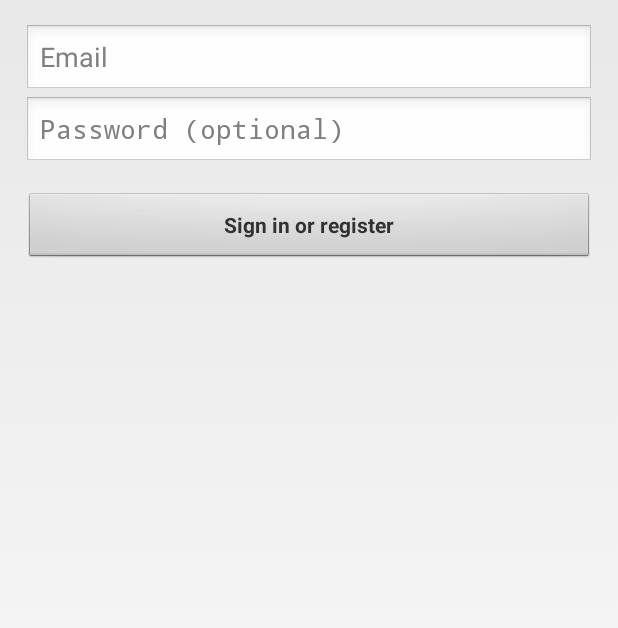
After one commit to newpasung/androidcourse, an Android app: the layout activity_login.xml on its own in the app's theme, with its tools: preview values and no code run, on a phone screen of 412 x 824 dp. The commit adds this screen. Shown: the top 628 px of the screen. Run offline under Robolectric (Android 15) with nearby library versions, the phone set to English and light mode, and no system bars.

Commit message:
add something

```diff
--- a/app/build.gradle
+++ b/app/build.gradle
@@ -27,8 +27,6 @@ dependencies {
     compile 'com.getbase:floatingactionbutton:1.10.1'
     compile 'com.android.support:recyclerview-v7:23.1.0'
     compile 'com.android.support:cardview-v7:23.1.0'
-    compile files('libs/android-async-http-1.4.9.jar')
-    compile files('libs/qiniu-android-sdk-7.0.7.2.jar')
-    compile files('libs/universal-image-loader-1.9.4.jar')
-    compile files('libs/httpclient-4.4.1.1.jar')
+    compile 'com.loopj.android:android-async-http:1.4.9'
+    compile 'com.android.support:design:23.1.0'
 }
--- a/app/src/main/java/com/gof/scut/androidcourse/MainActivity.java
+++ b/app/src/main/java/com/gof/scut/androidcourse/MainActivity.java
@@ -150,8 +150,8 @@ public class MainActivity extends Activity {
 		if(keyCode==KeyEvent.KEYCODE_BACK){
 			if (floatingMenu.isExpanded()){
 				floatingMenu.collapse();
-				return true;
 			}
+			return true;
 		}
 		return false;
 	}
--- /dev/null
+++ b/app/src/main/res/layout/activity_login.xml
@@ -0,0 +1,40 @@
+<LinearLayout xmlns:android="http://schemas.android.com/apk/res/android"
+    xmlns:tools="http://schemas.android.com/tools" android:layout_width="match_parent"
+    android:layout_height="match_parent" android:gravity="center_horizontal"
+    android:orientation="vertical" android:paddingBottom="@dimen/activity_vertical_margin"
+    android:paddingLeft="@dimen/activity_horizontal_margin"
+    android:paddingRight="@dimen/activity_horizontal_margin"
+    android:paddingTop="@dimen/activity_vertical_margin"
+    tools:context="com.gof.scut.androidcourse.activity.LoginActivity">
+
+    <!-- Login progress -->
+    <ProgressBar android:id="@+id/login_progress" style="?android:attr/progressBarStyleLarge"
+        android:layout_width="wrap_content" android:layout_height="wrap_content"
+        android:layout_marginBottom="8dp" android:visibility="gone" />
+
+    <ScrollView android:id="@+id/login_form" android:layout_width="match_parent"
+        android:layout_height="match_parent">
+
+        <LinearLayout android:id="@+id/email_login_form" android:layout_width="match_parent"
+            android:layout_height="wrap_content" android:orientation="vertical">
+
+            <AutoCompleteTextView android:id="@+id/email" android:layout_width="match_parent"
+                android:layout_height="wrap_content" android:hint="@string/prompt_email"
+                android:inputType="textEmailAddress" android:maxLines="1"
+                android:singleLine="true" />
+
+            <EditText android:id="@+id/password" android:layout_width="match_parent"
+                android:layout_height="wrap_content" android:hint="@string/prompt_password"
+                android:imeActionId="@+id/login"
+                android:imeActionLabel="@string/action_sign_in_short"
+                android:imeOptions="actionUnspecified" android:inputType="textPassword"
+                android:maxLines="1" android:singleLine="true" />
+
+            <Button android:id="@+id/email_sign_in_button" style="?android:textAppearanceSmall"
+                android:layout_width="match_parent" android:layout_height="wrap_content"
+                android:layout_marginTop="16dp" android:text="@string/action_sign_in"
+                android:textStyle="bold" />
+
+        </LinearLayout>
+    </ScrollView>
+</LinearLayout>
--- a/app/src/main/res/values/strings.xml
+++ b/app/src/main/res/values/strings.xml
@@ -5,4 +5,18 @@
     <string name="name_format" >姓名： %s</string>
     <string name="phone_format">电话号码： %s</string>
     <string name="company_format">单位： %s</string>
+    <string name="title_activity_login">登录</string>
+
+    <!-- Strings related to login -->
+    <string name="prompt_email">Email</string>
+    <string name="prompt_password">Password (optional)</string>
+    <string name="action_sign_in">Sign in or register</string>
+    <string name="action_sign_in_short">Sign in</string>
+    <string name="error_invalid_email">This email address is invalid</string>
+    <string name="error_invalid_password">This password is too short</string>
+    <string name="error_incorrect_password">This password is incorrect</string>
+    <string name="error_field_required">This field is required</string>
+    <string name="permission_rationale">"Contacts permissions are needed for providing email
+        completions."
+    </string>
 </resources>
```
Also changed, not shown: app/src/main/AndroidManifest.xml (+28 -7 lines), app/src/main/java/com/gof/scut/androidcourse/activity/LoginActivity.java (added, +351 -0 lines), app/src/main/java/com/gof/scut/androidcourse/net/HttpClient.java (added, +27 -0 lines), app/src/main/java/com/gof/scut/androidcourse/net/JsonResponseHandler.java (added, +66 -0 lines).
